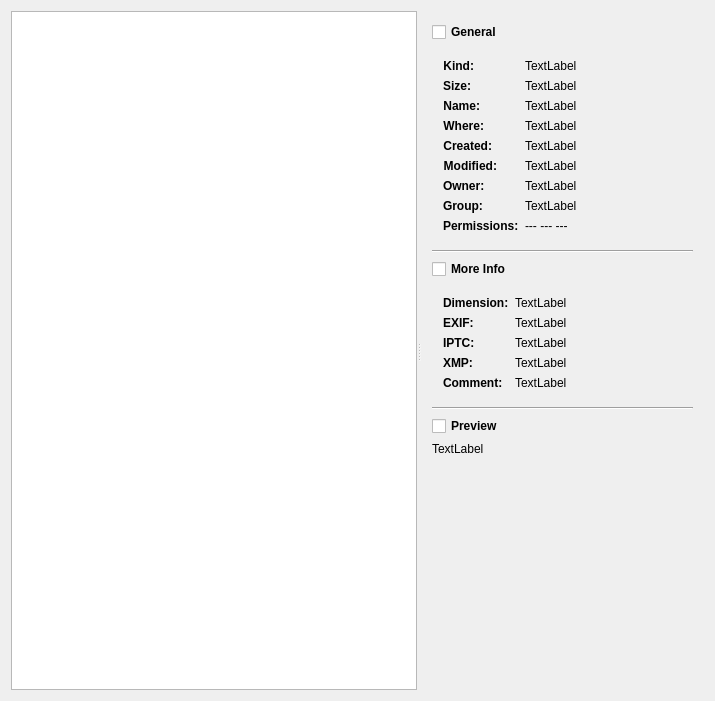
Qt form examples/FileManager/FileManager.ui (rbbrnc/krbkACD) before a commit.
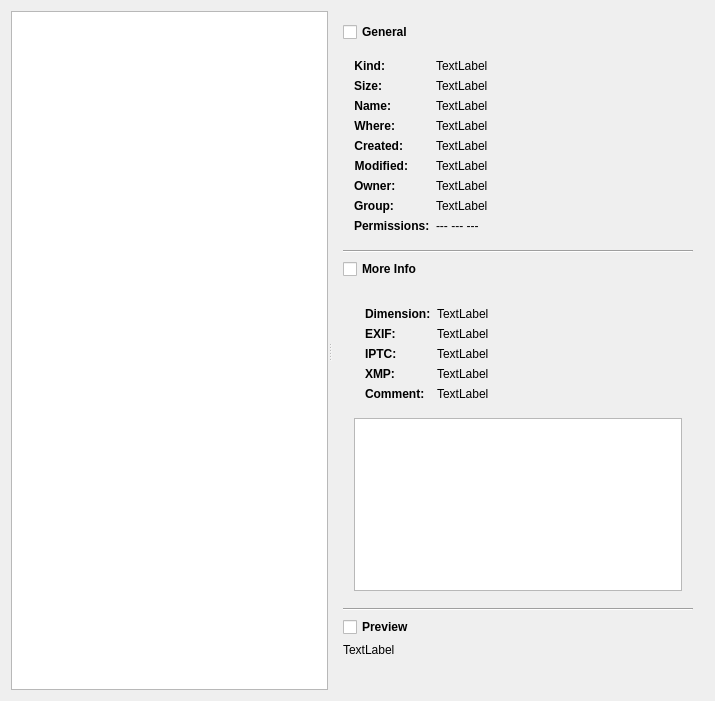
The same form after that commit.

```diff
--- a/examples/FileManager/FileManager.ui
+++ b/examples/FileManager/FileManager.ui
@@ -16,7 +16,7 @@
     <verstretch>0</verstretch>
    </sizepolicy>
   </property>
-  <layout class="QHBoxLayout" name="horizontalLayout">
+  <layout class="QVBoxLayout" name="verticalLayout_3">
    <item>
     <widget class="QSplitter" name="splitter">
      <property name="orientation">
@@ -367,6 +367,9 @@
        </item>
        <item>
         <widget class="QWidget" name="moreInfoWidget" native="true">
+         <layout class="QVBoxLayout" name="verticalLayout_2">
+          <item>
+           <widget class="QWidget" name="widget" native="true">
          <layout class="QFormLayout" name="formLayout_2">
           <item row="0" column="0">
            <widget class="QLabel" name="label_5">
@@ -527,6 +530,12 @@
              <string>TextLabel</string>
             </property>
            </widget>
+             </item>
+            </layout>
+           </widget>
+          </item>
+          <item>
+           <widget class="QTreeView" name="treeView"/>
           </item>
          </layout>
         </widget>
```
Lines whose indentation alone changed are shown as unchanged.
